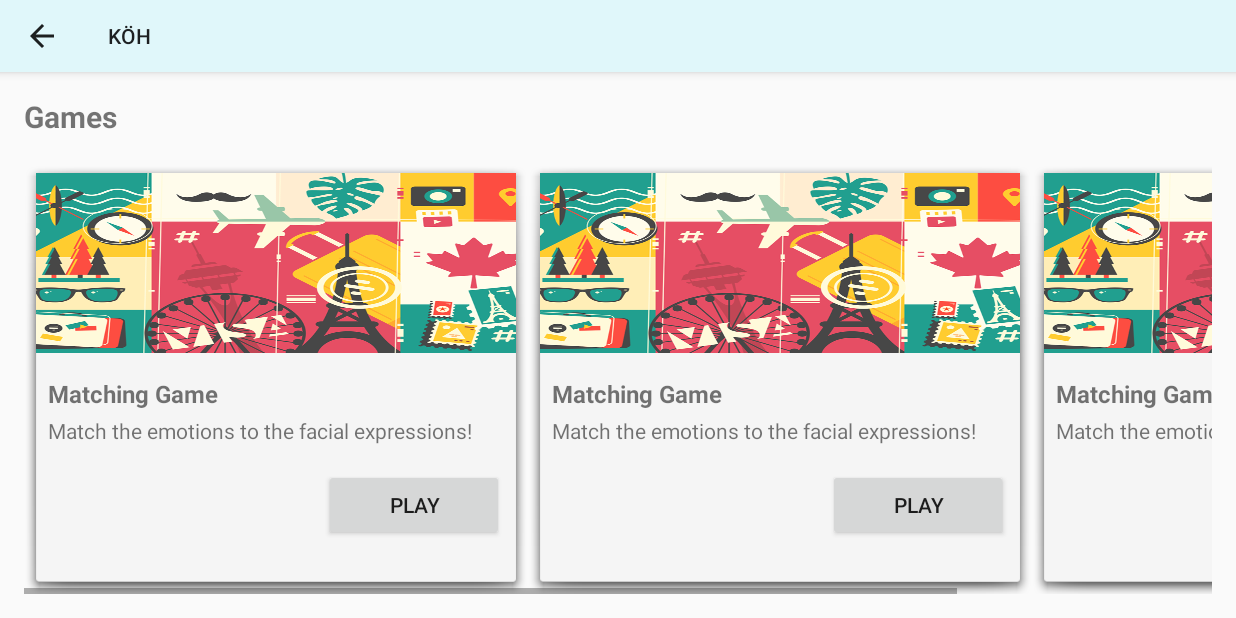
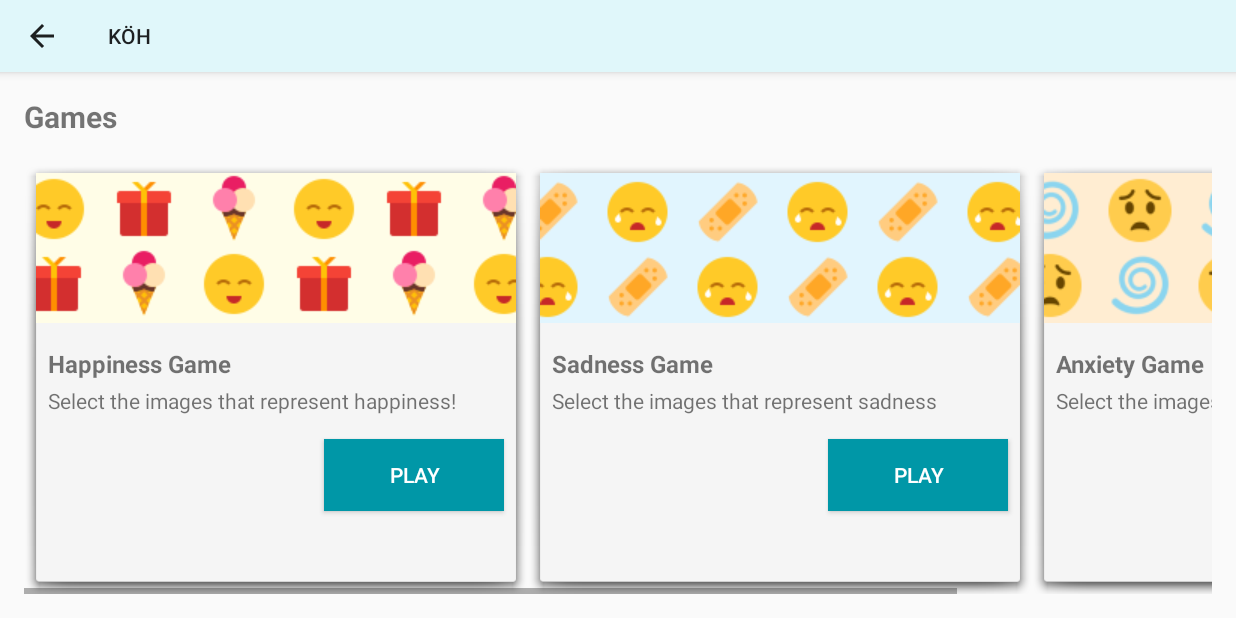
Before and after one commit to ashleynguyen27/koh, an Android app: the GamesActivity screen opened directly, with no data from a screen before it, on a phone screen of 824 x 412 dp (held sideways). Run offline under Robolectric (Android 15) with nearby library versions, the phone set to English and light mode, and no system bars.

Commit message:
finished app

```diff
--- a/app/src/main/java/com/example/anguyen/koh/GamesActivity.java
+++ b/app/src/main/java/com/example/anguyen/koh/GamesActivity.java
@@ -13,9 +13,22 @@ public class GamesActivity extends AppCompatActivity {
         setContentView(R.layout.activity_games);
     }
 
-    public void playGame(View view) {
+    public void playGameHappy(View view) {
         Intent intent = new Intent(this, Game1Activity.class);
-        intent.putExtra("GAME_1", "");
+        intent.putExtra("emotion", "happy");
         startActivity(intent);
     }
+
+    public void playGameSad(View view) {
+        Intent intent = new Intent(this, Game1Activity.class);
+        intent.putExtra("emotion", "sad");
+        startActivity(intent);
+    }
+
+    public void playGameWorried(View view) {
+        Intent intent = new Intent(this, Game1Activity.class);
+        intent.putExtra("emotion", "worried");
+        startActivity(intent);
+    }
+
 }
--- a/app/src/main/res/layout-land/activity_congrats.xml
+++ b/app/src/main/res/layout-land/activity_congrats.xml
@@ -41,6 +41,7 @@
                 android:id="@+id/button4"
                 android:layout_width="wrap_content"
                 android:layout_height="wrap_content"
+                android:layout_marginRight="4dp"
                 android:layout_weight="1"
                 android:background="@color/colorPrimaryDark"
                 android:onClick="moreGames"
@@ -51,6 +52,7 @@
                 android:id="@+id/button8"
                 android:layout_width="wrap_content"
                 android:layout_height="wrap_content"
+                android:layout_marginLeft="4dp"
                 android:layout_weight="1"
                 android:background="@color/colorPrimary"
                 android:onClick="backToHome"
--- a/app/src/main/res/layout-land/activity_games.xml
+++ b/app/src/main/res/layout-land/activity_games.xml
@@ -39,9 +39,9 @@
                     <ImageView
                         android:id="@+id/imageView2"
                         android:layout_width="320dp"
-                        android:layout_height="120dp"
+                        android:layout_height="100dp"
                         android:adjustViewBounds="true"
-                        android:background="@drawable/placeholder"
+                        android:background="@drawable/happy_game"
                         android:cropToPadding="false" />
 
                     <TextView
@@ -51,7 +51,7 @@
                         android:layout_marginLeft="8dp"
                         android:layout_marginRight="8dp"
                         android:layout_marginTop="16dp"
-                        android:text="Matching Game"
+                        android:text="Happiness Game"
                         android:textSize="16sp"
                         android:textStyle="bold" />
 
@@ -62,7 +62,7 @@
                         android:layout_marginLeft="8dp"
                         android:layout_marginRight="8dp"
                         android:layout_marginTop="4dp"
-                        android:text="Match the emotions to the facial expressions!" />
+                        android:text="Select the images that represent happiness!" />
 
                     <Button
                         android:id="@+id/button3"
@@ -71,8 +71,10 @@
                         android:layout_gravity="right"
                         android:layout_marginRight="8dp"
                         android:layout_marginTop="16dp"
-                        android:onClick="playGame"
-                        android:text="Play" />
+                        android:background="@color/colorPrimaryDark"
+                        android:onClick="playGameHappy"
+                        android:text="Play"
+                        android:textColor="@color/white" />
                 </LinearLayout>
 
                 <LinearLayout
@@ -82,41 +84,44 @@
                     android:orientation="vertical">
 
                     <ImageView
-                        android:id="@+id/imageView6"
+                        android:id="@+id/imageView66"
                         android:layout_width="320dp"
-                        android:layout_height="120dp"
+                        android:layout_height="100dp"
                         android:adjustViewBounds="true"
-                        android:background="@drawable/placeholder"
+                        android:background="@drawable/sad_game"
                         android:cropToPadding="false" />
 
                     <TextView
-                        android:id="@+id/textView10"
+                        android:id="@+id/textView100"
                         android:layout_width="wrap_content"
                         android:layout_height="wrap_content"
                         android:layout_marginLeft="8dp"
                         android:layout_marginRight="8dp"
                         android:layout_marginTop="16dp"
-                        android:text="Matching Game"
+                        android:text="Sadness Game"
                         android:textSize="16sp"
                         android:textStyle="bold" />
 
                     <TextView
-                        android:id="@+id/textView11"
+                        android:id="@+id/textView110"
                         android:layout_width="wrap_content"
                         android:layout_height="wrap_content"
                         android:layout_marginLeft="8dp"
                         android:layout_marginRight="8dp"
                         android:layout_marginTop="4dp"
-                        android:text="Match the emotions to the facial expressions!" />
+                        android:text="Select the images that represent sadness" />
 
                     <Button
-                        android:id="@+id/button5"
+                        android:id="@+id/button50"
                         android:layout_width="120dp"
                         android:layout_height="wrap_content"
                         android:layout_gravity="right"
                         android:layout_marginRight="8dp"
                         android:layout_marginTop="16dp"
-                        android:text="Play" />
+                        android:background="@color/colorPrimaryDark"
+                        android:onClick="playGameSad"
+                        android:text="Play"
+                        android:textColor="@color/white" />
                 </LinearLayout>
 
                 <LinearLayout
@@ -128,9 +133,9 @@
                     <ImageView
                         android:id="@+id/imageView6"
                         android:layout_width="320dp"
-                        android:layout_height="120dp"
+                        android:layout_height="100dp"
                         android:adjustViewBounds="true"
-                        android:background="@drawable/placeholder"
+                        android:background="@drawable/worried_game"
                         android:cropToPadding="false" />
 
                     <TextView
@@ -140,7 +145,7 @@
                         android:layout_marginLeft="8dp"
                         android:layout_marginRight="8dp"
                         android:layout_marginTop="16dp"
-                        android:text="Matching Game"
+                        android:text="Anxiety Game"
                         android:textSize="16sp"
                         android:textStyle="bold" />
 
@@ -151,7 +156,7 @@
                         android:layout_marginLeft="8dp"
                         android:layout_marginRight="8dp"
                         android:layout_marginTop="4dp"
-                        android:text="Match the emotions to the facial expressions!" />
+                        android:text="Select the images that represent anxiety" />
 
                     <Button
                         android:id="@+id/button5"
@@ -160,7 +165,10 @@
                         android:layout_gravity="right"
                         android:layout_marginRight="8dp"
                         android:layout_marginTop="16dp"
-                        android:text="Play" />
+                        android:background="@color/colorPrimaryDark"
+                        android:onClick="playGameWorried"
+                        android:text="Play"
+                        android:textColor="@color/white" />
                 </LinearLayout>
 
             </LinearLayout>
```
Also changed, not shown: app/src/main/res/drawable/worried_game.png (added), 5 other files.
